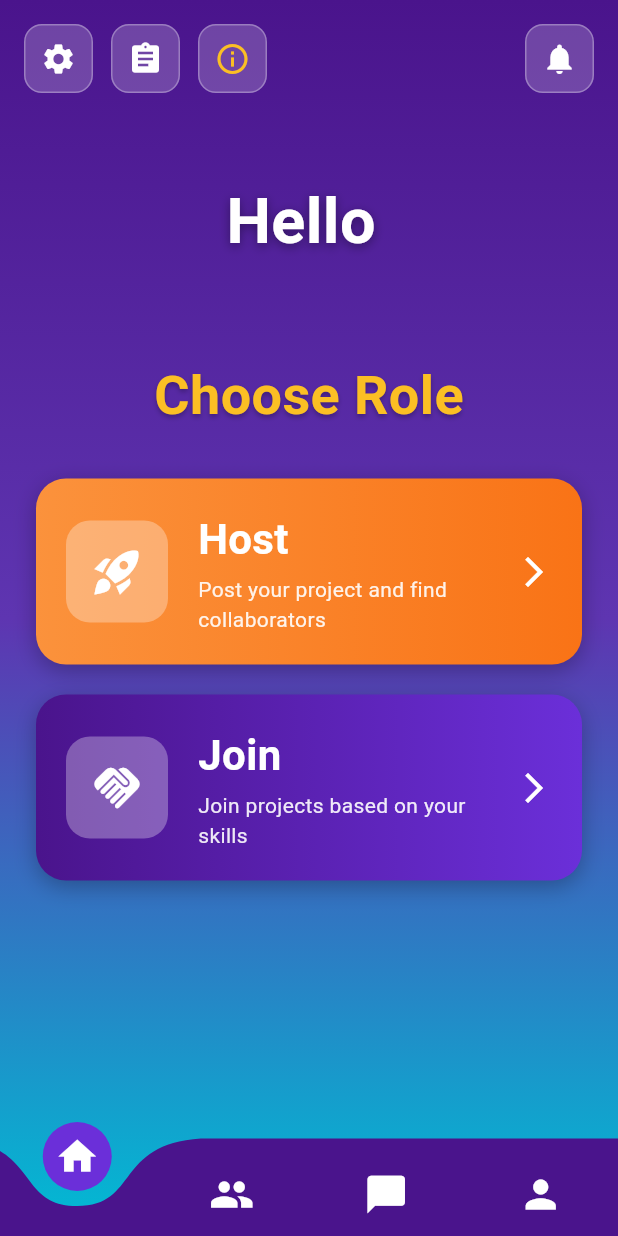
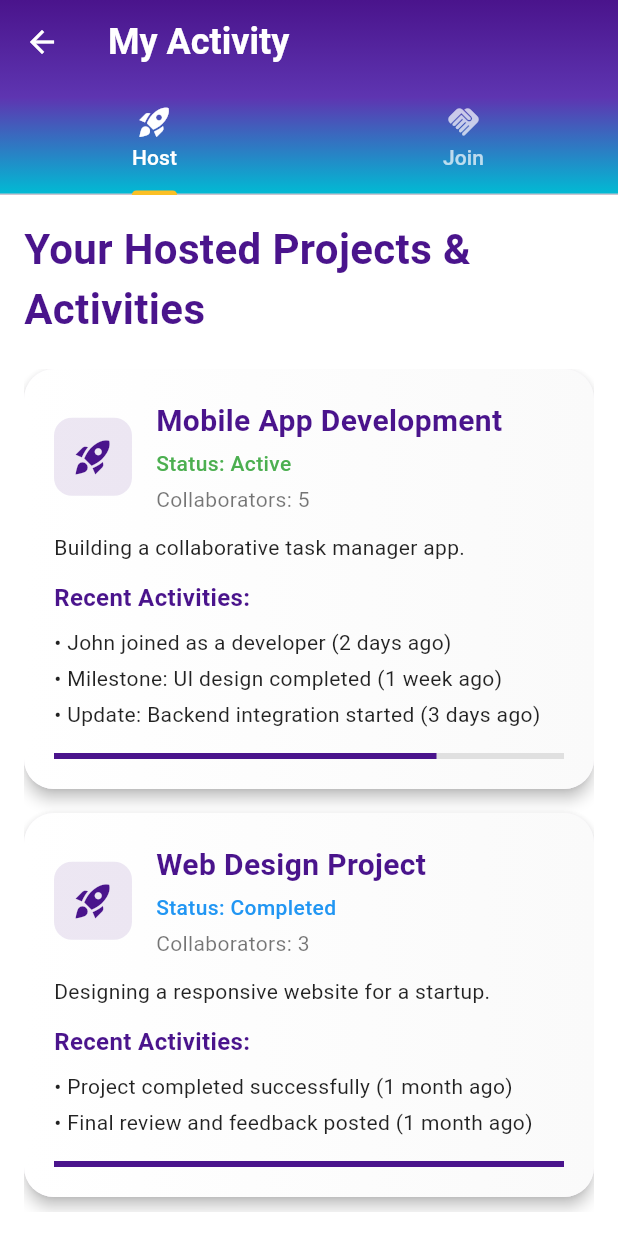
Before and after one commit to yusfmohamed/Collabify, a Flutter app: the screen it shows after launch, after a tap on "Sign In", after a tap on the "assignment" icon, on a phone screen of 412 x 824 dp. Run offline on Flutter 3.47's test engine with Material 3 defaults, Android fonts, the phone set to English and light mode, and no system bars; drawn by our look-alikes of curved_navigation_bar; our stand-ins replace file_picker, image_picker, shared_preferences; accounts and stored records are empty.

Commit message:
added activity screen

```diff
--- /dev/null
+++ b/lib/icons/activity_screen.dart
@@ -0,0 +1,389 @@
+import 'package:flutter/material.dart';
+
+class ActivityScreen extends StatefulWidget {
+  const ActivityScreen({Key? key}) : super(key: key);
+
+  @override
+  State<ActivityScreen> createState() => _ActivityScreenState();
+}
+
+class _ActivityScreenState extends State<ActivityScreen>
+    with SingleTickerProviderStateMixin {
+  late TabController _tabController;
+
+  @override
+  void initState() {
+    super.initState();
+    _tabController = TabController(length: 2, vsync: this);
+  }
+
+  @override
+  void dispose() {
+    _tabController.dispose();
+    super.dispose();
+  }
+
+  // Sample data for hosted projects (replace with real data)
+  final List<Map<String, dynamic>> _hostedProjects = const [
+    {
+      'title': 'Mobile App Development',
+      'status': 'Active',
+      'collaborators': 5,
+      'progress': 75,
+      'description': 'Building a collaborative task manager app.',
+      'activities': [
+        'John joined as a developer (2 days ago)',
+        'Milestone: UI design completed (1 week ago)',
+        'Update: Backend integration started (3 days ago)',
+      ],
+    },
+    {
+      'title': 'Web Design Project',
+      'status': 'Completed',
+      'collaborators': 3,
+      'progress': 100,
+      'description': 'Designing a responsive website for a startup.',
+      'activities': [
+        'Project completed successfully (1 month ago)',
+        'Final review and feedback posted (1 month ago)',
+      ],
+    },
+  ];
+
+  // Sample data for joined projects (replace with real data)
+  final List<Map<String, dynamic>> _joinedProjects = const [
+    {
+      'title': 'AI Research Initiative',
+      'host': 'Alice',
+      'status': 'Active',
+      'progress': 50,
+      'description': 'Exploring machine learning for data analysis.',
+      'myContributions': ['Uploaded dataset file (1 week ago)', 'Posted update on model training (3 days ago)'],
+    },
+    {
+      'title': 'Game Development',
+      'host': 'Bob',
+      'status': 'Pending',
+      'progress': 20,
+      'description': 'Creating an indie game with Flutter.',
+      'myContributions': ['Uploaded game assets (5 days ago)'],
+    },
+  ];
+
+  @override
+  Widget build(BuildContext context) {
+    return Scaffold(
+      backgroundColor: Colors.white,  // Blank white background
+      appBar: AppBar(
+        title: const Text(
+          'My Activity',
+          style: TextStyle(
+            fontSize: 24,
+            fontWeight: FontWeight.bold,
+            color: Colors.white,
+          ),
+        ),
+        backgroundColor: Colors.transparent,  // Transparent for gradient
+        flexibleSpace: Container(
+          decoration: const BoxDecoration(
+            gradient: LinearGradient(
+              begin: Alignment.topCenter,
+              end: Alignment.bottomCenter,
+              colors: [
+                Color(0xFF4A148C), // gradientTop (matching home page)
+                Color(0xFF5E35B1), // gradientMiddle
+                Color(0xFF00BCD4), // gradientBottom
+              ],
+              stops: [0.0, 0.5, 1.0],
+            ),
+          ),
+        ),
+        elevation: 0,
+        iconTheme: const IconThemeData(color: Colors.white),
+        bottom: TabBar(
+          controller: _tabController,
+          indicatorColor: const Color(0xFFFBBF24),  // Accent color from home page
+          labelColor: Colors.white,
+          unselectedLabelColor: Colors.white70,
+          tabs: const [
+            Tab(text: 'Host', icon: Icon(Icons.rocket_launch)),
+            Tab(text: 'Join', icon: Icon(Icons.handshake)),
+          ],
+        ),
+      ),
+      body: TabBarView(
+        controller: _tabController,
+        children: [
+          // Host Tab: Your hosted projects and activities
+          _buildHostTab(),
+          // Join Tab: Projects you've joined, with upload options
+          _buildJoinTab(),
+        ],
+      ),
+    );
+  }
+
+  Widget _buildHostTab() {
+    return Padding(
+      padding: const EdgeInsets.all(16.0),
+      child: Column(
+        crossAxisAlignment: CrossAxisAlignment.start,
+        children: [
+          const Text(
+            'Your Hosted Projects & Activities',
+            style: TextStyle(
+              fontSize: 28,
+              fontWeight: FontWeight.w600,
+              color: Color(0xFF4A148C),  // Matching home page accent
+            ),
+          ),
+          const SizedBox(height: 20),
+          Expanded(
+            child: ListView.builder(
+              itemCount: _hostedProjects.length,
+              itemBuilder: (context, index) {
+                final project = _hostedProjects[index];
+                return _buildProjectCard(
+                  project,
+                  isHost: true,
+                  activities: project['activities'],
+                );
+              },
+            ),
+          ),
+        ],
+      ),
+    );
+  }
+
+  Widget _buildJoinTab() {
+    return Padding(
+      padding: const EdgeInsets.all(16.0),
+      child: Column(
+        crossAxisAlignment: CrossAxisAlignment.start,
+        children: [
+          const Text(
+            'Projects You\'ve Joined & Contributions',
+            style: TextStyle(
+              fontSize: 28,
+              fontWeight: FontWeight.w600,
+              color: Color(0xFF4A148C),  // Matching home page accent
+            ),
+          ),
+          const SizedBox(height: 20),
+          Expanded(
+            child: ListView.builder(
+              itemCount: _joinedProjects.length,
+              itemBuilder: (context, index) {
+                final project = _joinedProjects[index];
+                return _buildProjectCard(
+                  project,
+                  isHost: false,
+                  contributions: project['myContributions'],
+                  onUpload: () => _showUploadDialog(context, project['title']),
+                );
+              },
+            ),
+          ),
+        ],
+      ),
+    );
+  }
+
+  Widget _buildProjectCard(
+    Map<String, dynamic> project, {
+    required bool isHost,
+    List<String>? activities,
+    List<String>? contributions,
+    VoidCallback? onUpload,
+  }) {
+    return Card(
+      margin: const EdgeInsets.only(bottom: 16),
+      elevation: 4,
+      shape: RoundedRectangleBorder(
+        borderRadius: BorderRadius.circular(20),
+      ),
+      child: Container(
+        padding: const EdgeInsets.all(20),
+        decoration: BoxDecoration(
+          gradient: LinearGradient(
+            colors: [Colors.white, Colors.grey.shade50],  // Subtle gradient
+          ),
+          borderRadius: BorderRadius.circular(20),
+        ),
+        child: Column(
+          crossAxisAlignment: CrossAxisAlignment.start,
+          children: [
+            Row(
+              children: [
+                Container(
+                  padding: const EdgeInsets.all(12),
+                  decoration: BoxDecoration(
+                    color: const Color(0xFF4A148C).withOpacity(0.1),
+                    borderRadius: BorderRadius.circular(12),
+                  ),
+                  child: Icon(
+                    isHost ? Icons.rocket_launch : Icons.handshake,
+                    color: const Color(0xFF4A148C),
+                    size: 28,
+                  ),
+                ),
+                const SizedBox(width: 16),
+                Expanded(
+                  child: Column(
+                    crossAxisAlignment: CrossAxisAlignment.start,
+                    children: [
+                      Text(
+                        project['title'],
+                        style: const TextStyle(
+                          fontSize: 20,
+                          fontWeight: FontWeight.bold,
+                          color: Color(0xFF4A148C),
+                        ),
+                      ),
+                      const SizedBox(height: 4),
+                      Text(
+                        'Status: ${project['status']}',
+                        style: TextStyle(
+                          fontSize: 14,
+                          color: project['status'] == 'Active'
+                              ? Colors.green
+                              : project['status'] == 'Completed'
+                                  ? Colors.blue
+                                  : Colors.orange,
+                          fontWeight: FontWeight.w500,
+                        ),
+                      ),
+                      if (isHost) ...[
+                        const SizedBox(height: 4),
+                        Text(
+                          'Collaborators: ${project['collaborators']}',
+                          style: const TextStyle(
+                            fontSize: 14,
+                            color: Colors.black54,
+                          ),
+                        ),
+                      ] else ...[
+                        const SizedBox(height: 4),
+                        Text(
+                          'Host: ${project['host']}',
+                          style: const TextStyle(
+                            fontSize: 14,
+                            color: Colors.black54,
+                          ),
+                        ),
+                      ],
+                    ],
+                  ),
+                ),
+              ],
+            ),
+            const SizedBox(height: 12),
+            Text(
+              project['description'],
+              style: const TextStyle(
+                fontSize: 14,
+                color: Colors.black87,
+              ),
+            ),
+            const SizedBox(height: 12),
+            if (isHost) ...[
+              const Text(
+                'Recent Activities:',
+                style: TextStyle(
+                  fontSize: 16,
+                  fontWeight: FontWeight.w600,
+                  color: Color(0xFF4A148C),
+                ),
+              ),
+              const SizedBox(height: 8),
+              ...activities!.map((activity) => Padding(
+                    padding: const EdgeInsets.only(bottom: 4),
+                    child: Text(
+                      '• $activity',
+                      style: const TextStyle(
+                        fontSize: 14,
+                        color: Colors.black87,
+                      ),
+                    ),
+                  )),
+              const SizedBox(height: 12),
+              LinearProgressIndicator(
+                value: project['progress'] / 100,
+                backgroundColor: Colors.grey.shade300,
+                valueColor: const AlwaysStoppedAnimation<Color>(Color(0xFF4A148C)),
+              ),
+            ] else ...[
+              const Text(
+                'Your Contributions:',
+                style: TextStyle(
+                  fontSize: 16,
+                  fontWeight: FontWeight.w600,
+                  color: Color(0xFF4A148C),
+                ),
+              ),
+              const SizedBox(height: 8),
+              ...contributions!.map((contribution) => Padding(
+                    padding: const EdgeInsets.only(bottom: 4),
+                    child: Text(
+                      '• $contribution',
+                      style: const TextStyle(
+                        fontSize: 14,
+                        color: Colors.black87,
+                      ),
+                    ),
+                  )),
+              const SizedBox(height: 12),
+              ElevatedButton.icon(
+                onPressed: onUpload,
+                icon: const Icon(Icons.upload_file),
+                label: const Text('Upload File/Update'),
+                style: ElevatedButton.styleFrom(
+                  backgroundColor: const Color(0xFF4A148C),
+                  foregroundColor: Colors.white,
+                  shape: RoundedRectangleBorder(
+                    borderRadius: BorderRadius.circular(12),
+                  ),
+                ),
+              ),
+            ],
+          ],
+        ),
+      ),
+    );
+  }
+
+  void _showUploadDialog(BuildContext context, String projectTitle) {
+    showDialog(
+      context: context,
+      builder: (context) => AlertDialog(
+        title: Text('Upload to $projectTitle'),
+        content: const TextField(
+          decoration: InputDecoration(
+            hintText: 'Enter update or file description...',
+          ),
+          maxLines: 3,
+        ),
+        actions: [
+          TextButton(
+            onPressed: () => Navigator.of(context).pop(),
+            child: const Text('Cancel'),
+          ),
+          ElevatedButton(
+            onPressed: () {
+              // Simulate upload (integrate with file picker/API here)
+              ScaffoldMessenger.of(context).showSnackBar(
+                const SnackBar(content: Text('Update uploaded successfully!')),
+              );
+              Navigator.of(context).pop();
+            },
+            style: ElevatedButton.styleFrom(
+              backgroundColor: const Color(0xFF4A148C),
+            ),
+            child: const Text('Upload'),
+          ),
+        ],
+      ),
+    );
+  }
+}
--- a/lib/screens/home_page.dart
+++ b/lib/screens/home_page.dart
@@ -1,8 +1,9 @@
 import 'package:collabify/screens/host_screen.dart';
 import 'package:collabify/screens/join_screen.dart';
+import 'package:collabify/icons/activity_screen.dart';  // Added import for ActivityScreen
 import 'package:flutter/material.dart';
 import 'about_screen.dart';
-import 'settings_screen.dart';
+// import 'settings_screen.dart';
 
 class HomePage extends StatefulWidget {
   final String username;
@@ -40,7 +41,7 @@ class _HomePageState extends State<HomePage> {
                 child: Row(
                   mainAxisAlignment: MainAxisAlignment.spaceBetween,
                   children: [
-                    // Left side - Settings, Tasks, and About
+                    // Left side - Settings, Tasks (now navigates to ActivityScreen), and About
                     Row(
                       children: [
                         _buildTopIcon(Icons.settings, Colors.white, () {
@@ -54,7 +55,13 @@ class _HomePageState extends State<HomePage> {
                         }),
                         const SizedBox(width: 12),
                         _buildTopIcon(Icons.assignment, Colors.white, () {
-                          // Navigate to tasks
+                          // Navigate to ActivityScreen (stats/tracking)
+                          Navigator.push(
+                            context,
+                            MaterialPageRoute(
+                              builder: (context) => const ActivityScreen(),
+                            ),
+                          );
                         }),
                         const SizedBox(width: 12),
                         _buildTopIcon(Icons.info_outline, const Color(0xFFFBBF24), () {
```
